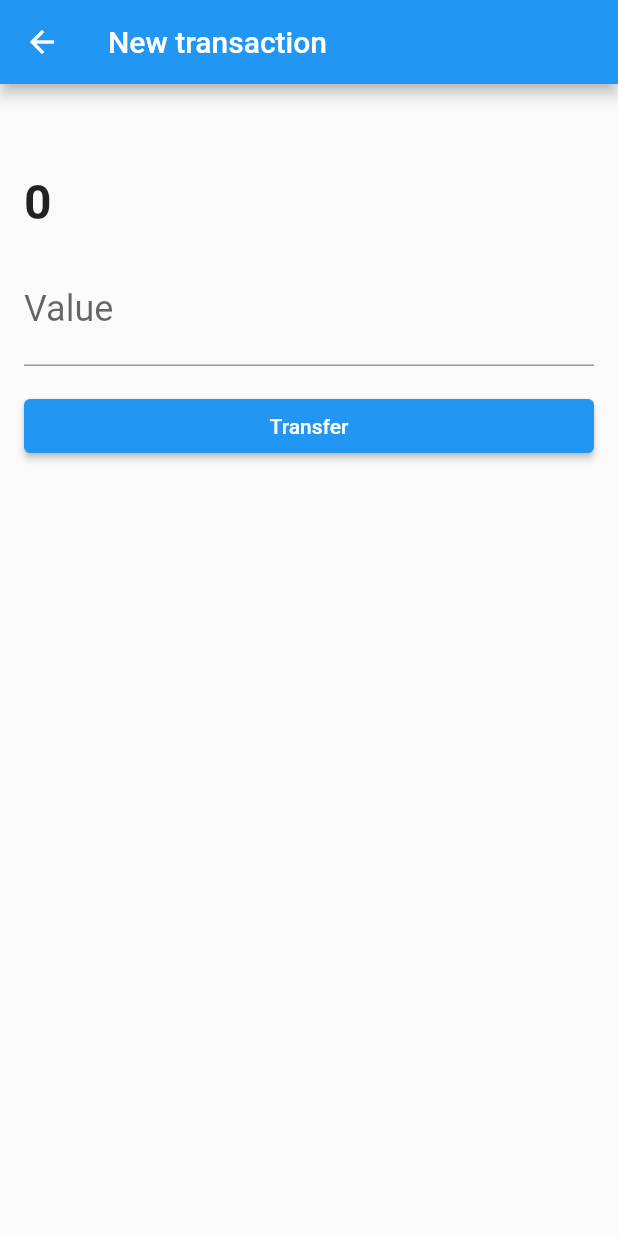
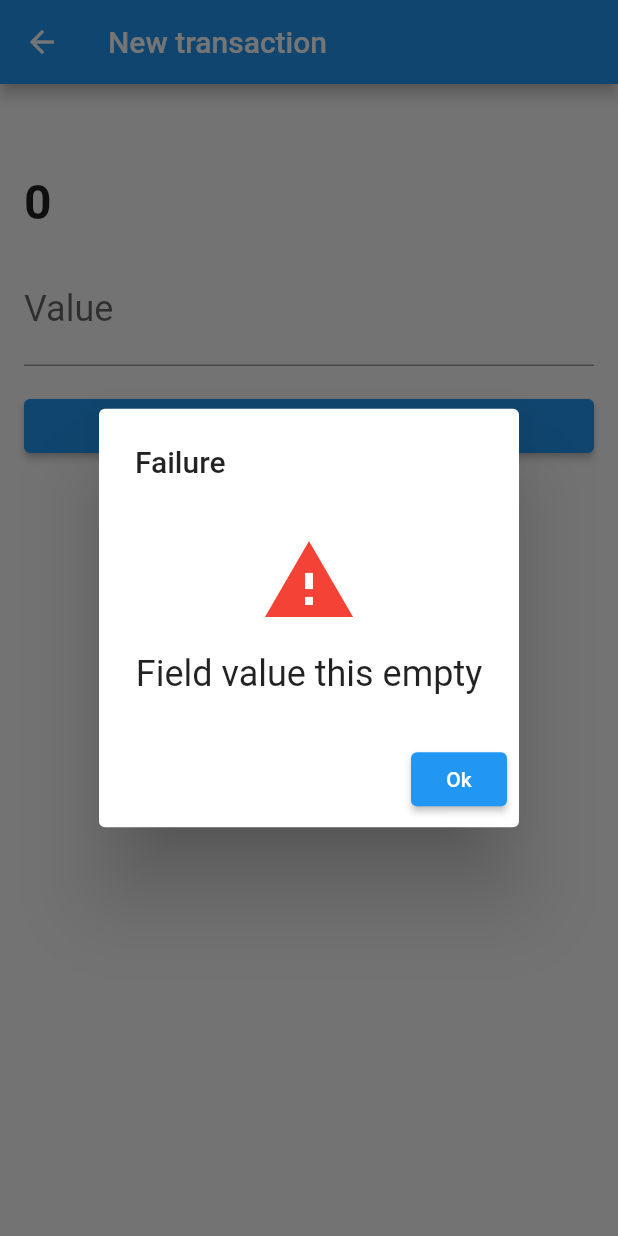
Before and after one commit to lucaschagas550/Alura_Persistencia_Flutter, a Flutter app: the TransactionForm screen opened directly with empty values, after a tap on "Transfer", on a phone screen of 412 x 824 dp. Run offline on Flutter 3.47's test engine with Material 2 defaults, Android fonts, the phone set to English and light mode, and no system bars; our stand-ins replace sqflite; missing offline and left inert: http_interceptor; accounts and stored records are empty.

Commit message:
Feat: Lidando com falhas de envio.

```diff
--- /dev/null
+++ b/lib/components/response_dialog.dart
@@ -0,0 +1,108 @@
+import 'package:flutter/material.dart';
+
+class ResponseDialog extends StatelessWidget {
+  final String title;
+  final String message;
+  final String buttonText;
+  final IconData? icon;
+  final Color colorIcon;
+
+  ResponseDialog({
+    this.title = "",
+    this.message = "",
+    this.icon,
+    this.buttonText = 'Ok',
+    this.colorIcon = Colors.black,
+  });
+
+  @override
+  Widget build(BuildContext context) {
+    return AlertDialog(
+      title: Visibility(
+        child: Text(title),
+        visible: title.isNotEmpty,
+      ),
+      content: Column(
+        mainAxisSize: MainAxisSize.min,
+        mainAxisAlignment: MainAxisAlignment.center,
+        crossAxisAlignment: CrossAxisAlignment.center,
+        children: <Widget>[
+          Visibility(
+            child: Padding(
+              padding: const EdgeInsets.only(top: 16.0),
+              child: Icon(
+                icon,
+                size: 64,
+                color: colorIcon,
+              ),
+            ),
+            visible: icon != null,
+          ),
+          Visibility(
+            child: Padding(
+              padding: const EdgeInsets.only(top: 16.0),
+              child: Text(
+                message,
+                textAlign: TextAlign.center,
+                style: TextStyle(
+                  fontSize: 24.0,
+                ),
+              ),
+            ),
+            visible: message.isNotEmpty,
+          )
+        ],
+      ),
+      actions: <Widget>[
+        ElevatedButton(
+          child: Text(buttonText),
+          onPressed: () => Navigator.pop(context),
+        )
+      ],
+    );
+  }
+}
+
+class SuccessDialog extends StatelessWidget {
+  final String title;
+  final String message;
+  final IconData icon;
+
+  SuccessDialog(
+    this.message, {
+    this.title = 'Success',
+    this.icon = Icons.done,
+  });
+
+  @override
+  Widget build(BuildContext context) {
+    return ResponseDialog(
+      title: title,
+      message: message,
+      icon: icon,
+      colorIcon: Colors.green,
+    );
+  }
+}
+
+class FailureDialog extends StatelessWidget {
+  final String title;
+  final String message;
+  final IconData icon;
+
+  FailureDialog(
+    this.message, {
+    this.title = 'Failure',
+    this.icon = Icons.warning,
+  });
+
+  @override
+  Widget build(BuildContext context) {
+    return ResponseDialog(
+      title: title,
+      message: message,
+      icon: icon,
+      colorIcon: Colors.red,
+    );
+  }
+}
--- a/lib/http/webclients/transaction_webclient.dart
+++ b/lib/http/webclients/transaction_webclient.dart
@@ -23,8 +23,21 @@ class TransactionWebClient {
           'password': '1000',
         },
         body: transactionJson);
+
+    if (response.statusCode != 200) {
+      _throwHttpError(response.statusCode);
+    }
+
     return Transaction.fromJson(jsonDecode(response.body));
   }
+
+  void _throwHttpError(int statusCode) =>
+      throw Exception(_statusCodeResponse[statusCode]);
+
+  static final Map<int, String> _statusCodeResponse = {
+    400: 'there was an error submitting transaction',
+    401: 'authentication failed'
+  };
 
   Map<String, dynamic> _toMap(Transaction transaction) {
     final Map<String, dynamic> transactionMap = {
--- a/lib/models/transaction.dart
+++ b/lib/models/transaction.dart
@@ -1,7 +1,7 @@
 import 'contact.dart';
 
 class Transaction {
-  final double value;
+  final double? value;
   final Contact contact;
 
   Transaction(
--- a/lib/screens/transaction_form.dart
+++ b/lib/screens/transaction_form.dart
@@ -1,3 +1,5 @@
+import 'package:bytebank/components/centered_message.dart';
+import 'package:bytebank/components/response_dialog.dart';
 import 'package:bytebank/components/transaction_auth_dialog.dart';
 import 'package:bytebank/http/webclients/transaction_webclient.dart';
 import 'package:bytebank/models/contact.dart';
@@ -61,6 +63,7 @@ class _TransactionFormState extends State<TransactionForm> {
                   child: ElevatedButton(
                     child: Text('Transfer'),
                     onPressed: () {
+                      if (_valueController.text.isNotEmpty) {
                         final double? value =
                             double.tryParse(_valueController.text);
                         final transactionCreated =
@@ -74,6 +77,13 @@ class _TransactionFormState extends State<TransactionForm> {
                                 },
                               );
                             });
+                      } else {
+                        showDialog(
+                            context: context,
+                            builder: (contextDialog) {
+                              return FailureDialog('Field value this empty');
+                            });
+                      }
                     },
                   ),
                 ),
@@ -88,10 +98,22 @@ class _TransactionFormState extends State<TransactionForm> {
   void _save(Transaction transactionCreated, String password,
       BuildContext context) async {
     await Future.delayed(Duration(seconds: 1));
-    _webClient.save(transactionCreated, password).then((transaction) {
+    final Transaction transaction =
+        await _webClient.save(transactionCreated, password).catchError((e) {
+      showDialog(
+          context: context,
+          builder: (contextDialog) {
+            return FailureDialog(e.message);
+          });
+    }, test: (e) => e is Exception);
+
     if (transaction != null) {
+      await showDialog(
+          context: context,
+          builder: (contextDialog) {
+            return SuccessDialog('sucessful transaction');
+          });
       Navigator.pop(context);
     }
-    });
   }
 }
```
Lines whose indentation alone changed are shown as unchanged.
